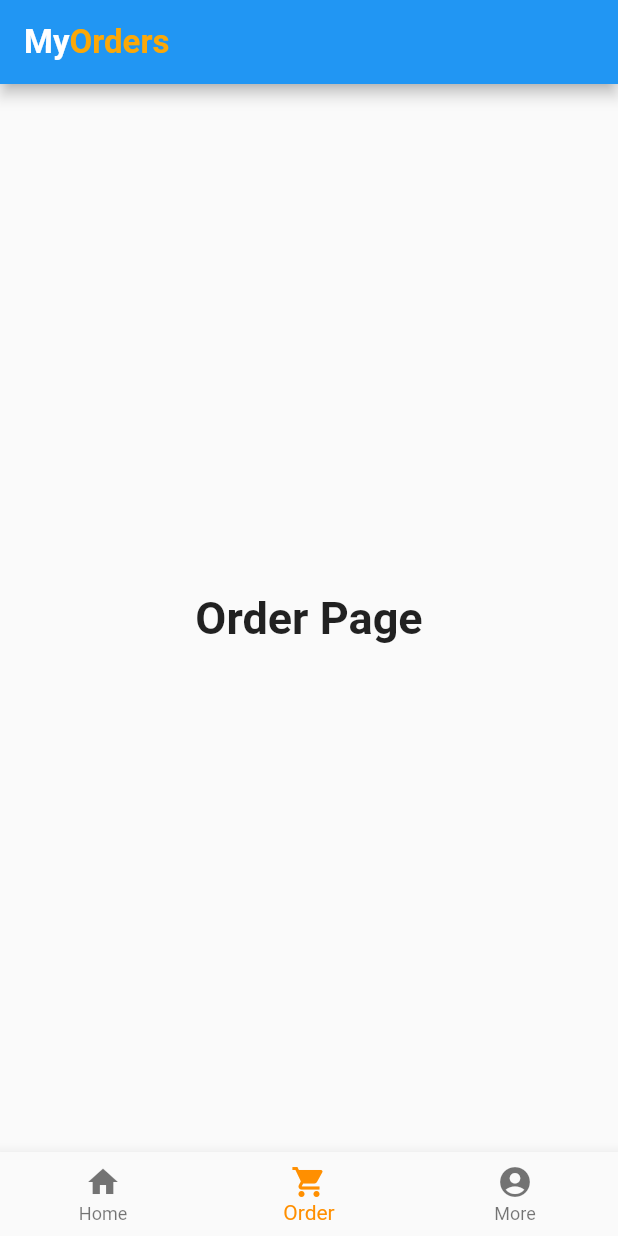
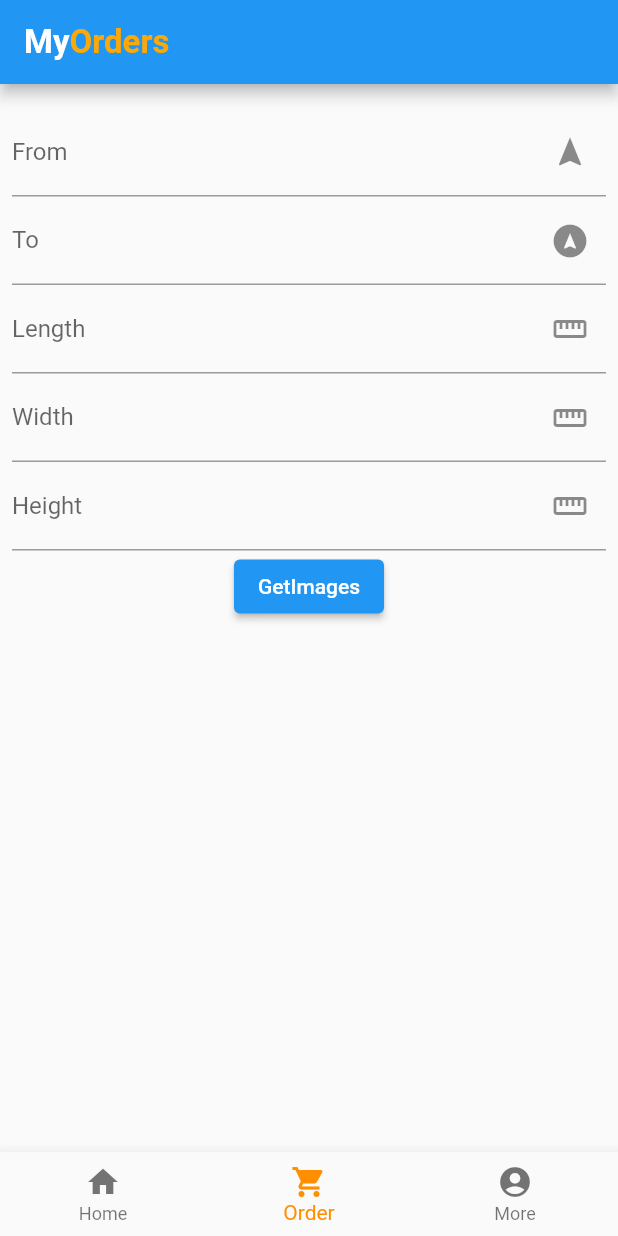
Before and after one commit to RealYSF8/itec404_delivery_app, a Flutter app: the OrderPage screen opened by its route, on a phone screen of 412 x 824 dp. Run offline on Flutter 3.47's test engine with Material 2 defaults, Android fonts, the light colour scheme and no system bars; our stand-ins replace cloud_firestore, firebase_auth, firebase_core, flutter_spinkit, image_picker, shared_preferences; accounts and stored records are empty.

Commit message:
order page demo(1)

```diff
--- a/lib/pages/order.dart
+++ b/lib/pages/order.dart
@@ -1,11 +1,21 @@
 import 'package:flutter/material.dart';
+import 'package:image_picker/image_picker.dart';
+
 
 class OrderPage extends StatefulWidget {
+
 
   @override
   State<OrderPage> createState() => _Order();
 }
-
+Future<void> getLostData() async {
+  final ImagePicker picker = ImagePicker();
+  final LostDataResponse response = await picker.retrieveLostData();
+  if (response.isEmpty) {
+    return;
+  }
+  final List<XFile>? files = response.files;
+}
 class _Order extends State<OrderPage> {
   int _selectedIndex = 1;
   static const TextStyle optionStyle =
@@ -75,8 +85,61 @@ class _Order extends State<OrderPage> {
         ),
         backgroundColor: Colors.blue,
       ),
-      body: Center(
-        child: _widgetOptions.elementAt(_selectedIndex),
+      body: SingleChildScrollView(
+        child:Padding(
+          padding: const EdgeInsets.symmetric(horizontal: 8, vertical: 16),
+          child: Column(
+            children: [
+              TextFormField(
+                decoration: const InputDecoration(
+                  border: UnderlineInputBorder(),
+                  labelText: 'From',
+                  suffixIcon: Icon(Icons.navigation_sharp),
+                  suffix: Text('Source'),
+                ),
+              ),
+              TextFormField(
+                decoration: const InputDecoration(
+                  border: UnderlineInputBorder(),
+                  labelText: 'To',
+                  suffixIcon: Icon(Icons.assistant_navigation),
+                  suffix: Text('Destination'),
+                ),
+              ),
+              TextFormField(
+                decoration: const InputDecoration(
+                  border: UnderlineInputBorder(),
+                  labelText: 'Length',
+                  suffixIcon: Icon(Icons.straighten),
+                  suffix: Text('CM'),
+                ),
+              ),
+              TextFormField(
+                decoration: const InputDecoration(
+                  border: UnderlineInputBorder(),
+                  labelText: 'Width',
+                  suffixIcon: Icon(Icons.straighten),
+                  suffix: Text('CM'),
+                ),
+              ),
+              TextFormField(
+                decoration: const InputDecoration(
+                  border: UnderlineInputBorder(),
+                  labelText: 'Height',
+                  suffixIcon: Icon(Icons.straighten),
+                  suffix: Text('CM'),
+                ),
+              ),
+              ElevatedButton(
+                onPressed: () {
+                  getLostData();
+                },
+                child: Text('GetImages'),
+              ),
+
+    ],
+          ),
+      ),
       ),
       bottomNavigationBar: BottomNavigationBar(
         items: const <BottomNavigationBarItem>[
@@ -96,7 +159,9 @@ class _Order extends State<OrderPage> {
         currentIndex: _selectedIndex,
         selectedItemColor: Colors.amber[800],
         onTap: _onItemTapped,
+
       ),
     );
+
   }
 }
--- a/pubspec.yaml
+++ b/pubspec.yaml
@@ -44,6 +44,8 @@ dependencies:
   # The following adds the Cupertino Icons font to your application.
   # Use with the CupertinoIcons class for iOS style icons.
   cupertino_icons: ^1.0.2
+  image_picker: ^0.8.4+2
+
 
 dev_dependencies:
   flutter_test:
```
Also changed, not shown: pubspec.lock.
